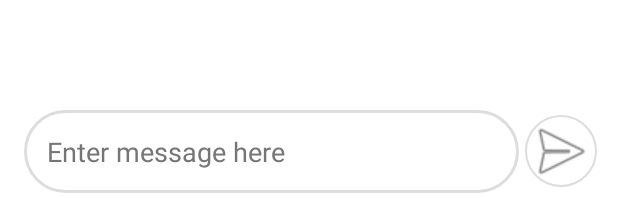
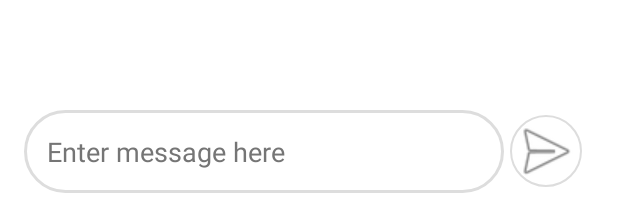
Before and after one commit to ajaxecho3/JavBotRepo, an Android app: the layout activity_main.xml on its own in the app's theme, with its tools: preview values and no code run, on a phone screen of 412 x 824 dp. Shown: the part 1035-1233 px from the top of the screen. Run offline under Robolectric (Android 15) with nearby library versions, the phone set to English and light mode, and no system bars.

Commit message:
Fix the recycleview layout and setup Ads

```diff
--- a/app/src/main/res/layout/activity_main.xml
+++ b/app/src/main/res/layout/activity_main.xml
@@ -1,50 +1,68 @@
 <?xml version="1.0" encoding="utf-8"?>
-<RelativeLayout xmlns:android="http://schemas.android.com/apk/res/android"
+<RelativeLayout xmlns:ads="http://schemas.android.com/apk/res-auto"
+    xmlns:android="http://schemas.android.com/apk/res/android"
     xmlns:tools="http://schemas.android.com/tools"
     android:layout_width="match_parent"
     android:layout_height="match_parent"
     tools:context=".MainActivity">
 
     <!-- view for AdMob Interstitial Ad -->
+    <com.google.android.gms.ads.AdView
+        android:id="@+id/adView"
+        android:layout_width="match_parent"
+        android:layout_height="wrap_content"
+        android:layout_above="@id/RVChat"
+        android:layout_alignParentBottom="false"
+        android:layout_centerHorizontal="true"
+        ads:adSize="BANNER"
+        ads:adUnitId="ca-app-pub-1997146053947882/6513540797">
+
+    </com.google.android.gms.ads.AdView>
 
     <androidx.recyclerview.widget.RecyclerView
         android:id="@+id/RVChat"
         android:layout_width="match_parent"
-        android:layout_height="match_parent" />
+        android:layout_height="wrap_content"
+        android:minHeight="600dp"
+        android:paddingBottom="30dp"
+        android:layout_above="@id/LLayout"
+        />
 
     <LinearLayout
+        android:id="@+id/LLayout"
         android:layout_width="match_parent"
         android:layout_height="wrap_content"
         android:layout_alignParentBottom="true"
+        android:layout_marginBottom="5dp"
         android:orientation="horizontal"
-        android:layout_marginBottom="5dp"
-        android:weightSum="5"
+        android:weightSum="10"
+
         >
 
         <EditText
             android:id="@+id/MessageInput"
-            android:layout_width="330dp"
+            android:layout_width="320dp"
             android:layout_height="wrap_content"
-            android:minHeight="48dp"
             android:layout_marginStart="16dp"
             android:autofillHints=""
             android:background="@drawable/base_rounded_component_input"
             android:hint="@string/PlaceholderTxtInput"
             android:inputType="textMultiLine"
             android:maxLines="6"
+            android:minHeight="48dp"
             android:padding="15dp"
             android:textColorHint="#757575" />
+
         <ImageButton
             android:id="@+id/SendBtn"
             android:layout_width="48dp"
             android:layout_height="48dp"
             android:layout_gravity="center_vertical|center_horizontal"
+            android:layout_marginStart="4dp"
             android:layout_marginEnd="20dp"
-            android:layout_marginStart="4dp"
-            android:src="@drawable/base_rounded_component_button"
+            android:background="@android:color/transparent"
             android:contentDescription="@string/sendBtn"
-            android:background="@android:color/transparent"
-            />
+            android:src="@drawable/base_rounded_component_button" />
 
 
     </LinearLayout>
--- a/app/src/main/res/layout/bot_msg.xml
+++ b/app/src/main/res/layout/bot_msg.xml
@@ -18,8 +18,8 @@
 
     <ImageView
         android:id="@+id/image_gchat_profile_other"
-        android:layout_width="wrap_content"
-        android:layout_height="wrap_content"
+        android:layout_width="48dp"
+        android:layout_height="48dp"
         android:layout_marginStart="16dp"
         android:contentDescription="@string/BotMsg"
         android:src="@drawable/ic_bot"
--- a/app/src/main/res/values/strings.xml
+++ b/app/src/main/res/values/strings.xml
@@ -13,5 +13,5 @@
         This is an ad unit ID for an interstitial test ad. Replace with your own interstitial ad unit id.
         For more information, see https://support.google.com/admob/answer/3052638
     <!- -->
-    <string name="interstitial_ad_unit_id">ca-app-pub-1997146053947882/8635063831</string>
+    <string name="interstitial_ad_unit_id">ca-app-pub-3940256099942544/1033173712</string>
 </resources>
```
Also changed, not shown: app/src/main/AndroidManifest.xml (+3 -6 lines), app/src/main/java/com/example/javachatbot/MainActivity.java (+26 -24 lines), build.gradle (+16 -5 lines), settings.gradle (+1 -14 lines), gradle/wrapper/gradle-wrapper.properties.
